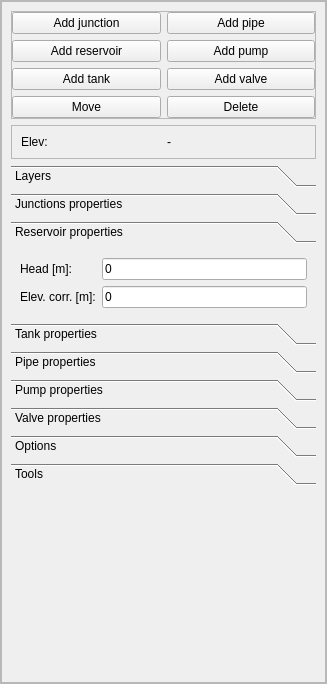
aecforge/QEPANET, file ui/qepanet_dockwidget.ui: the form before one commit.
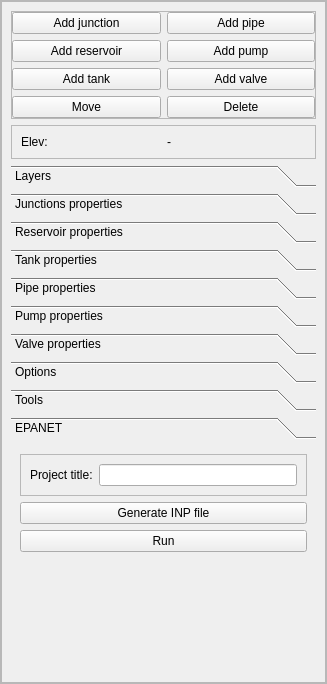
The form after the commit. The open tabs and pages were chosen to show the change.

Diff of the .ui file:
```diff
--- a/ui/qepanet_dockwidget.ui
+++ b/ui/qepanet_dockwidget.ui
@@ -360,14 +360,17 @@
                <rect>
                 <x>0</x>
                 <y>0</y>
-                <width>148</width>
-                <height>64</height>
+                <width>305</width>
+                <height>69</height>
                </rect>
               </property>
               <attribute name="label">
                <string>Reservoir properties</string>
               </attribute>
               <layout class="QFormLayout" name="formLayout_3">
+               <property name="fieldGrowthPolicy">
+                <enum>QFormLayout::AllNonFixedFieldsGrow</enum>
+               </property>
                <item row="0" column="0">
                 <widget class="QLabel" name="lbl_reservoir_head">
                  <property name="text">
@@ -1018,6 +1021,49 @@
                </item>
               </layout>
              </widget>
+             <widget class="QWidget" name="page">
+              <attribute name="label">
+               <string>EPANET</string>
+              </attribute>
+              <layout class="QVBoxLayout" name="verticalLayout_8">
+               <item>
+                <widget class="QFrame" name="frame_4">
+                 <property name="frameShape">
+                  <enum>QFrame::StyledPanel</enum>
+                 </property>
+                 <property name="frameShadow">
+                  <enum>QFrame::Raised</enum>
+                 </property>
+                 <layout class="QFormLayout" name="formLayout_9">
+                  <item row="0" column="0">
+                   <widget class="QLabel" name="lbl_prj_title">
+                    <property name="text">
+                     <string>Project title:</string>
+                    </property>
+                   </widget>
+                  </item>
+                  <item row="0" column="1">
+                   <widget class="QLineEdit" name="txt_prj_title"/>
+                  </item>
+                 </layout>
+                </widget>
+               </item>
+               <item>
+                <widget class="QPushButton" name="btn_generate_inp">
+                 <property name="text">
+                  <string>Generate INP file</string>
+                 </property>
+                </widget>
+               </item>
+               <item>
+                <widget class="QPushButton" name="btn_run">
+                 <property name="text">
+                  <string>Run</string>
+                 </property>
+                </widget>
+               </item>
+              </layout>
+             </widget>
             </widget>
            </item>
            <item>
```
Left out of the diff: 16 changed lines with no effect on the pictures.
